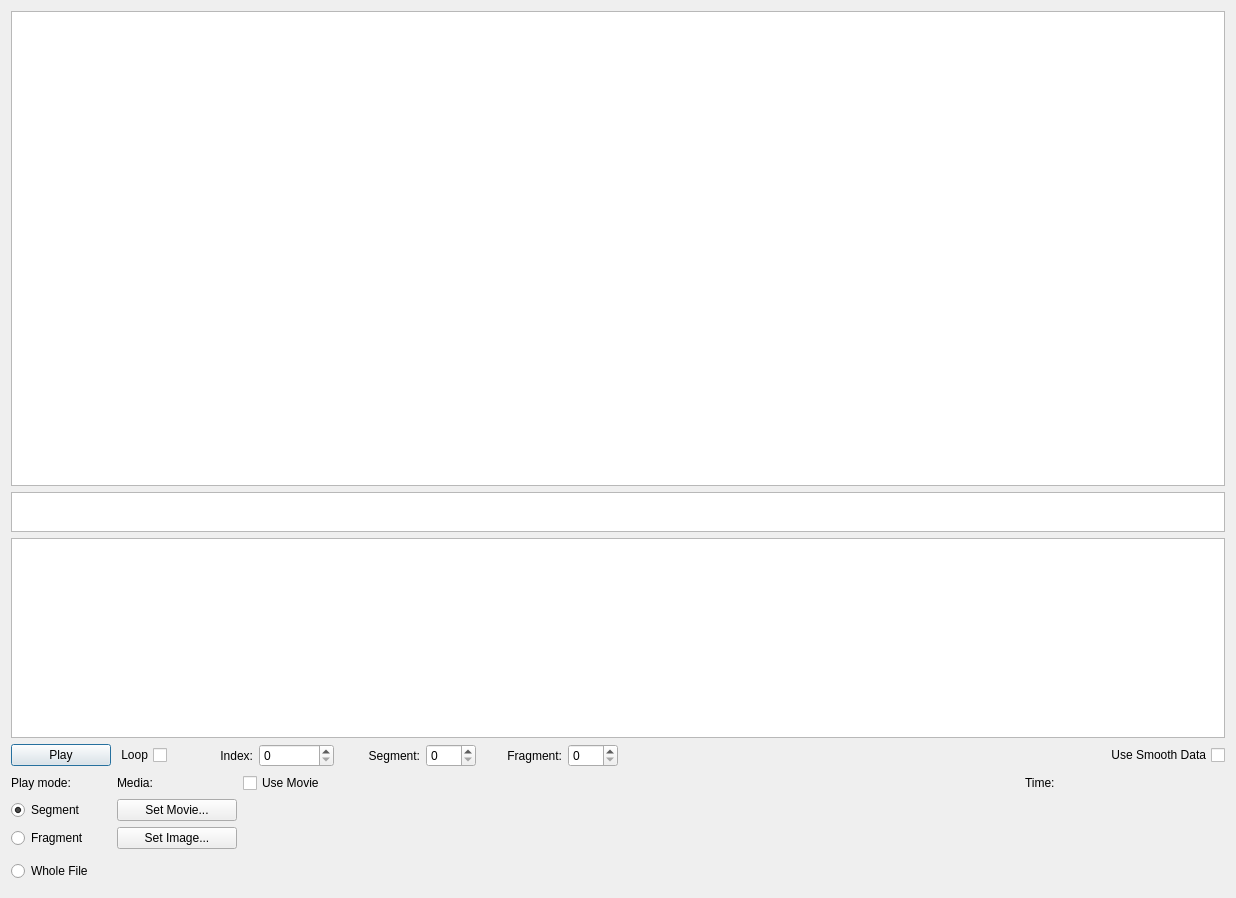
Before: the Qt Designer form DialogVideoPlayer.ui in jamesalvarez/grafix-coder, drawn with Qt 5.
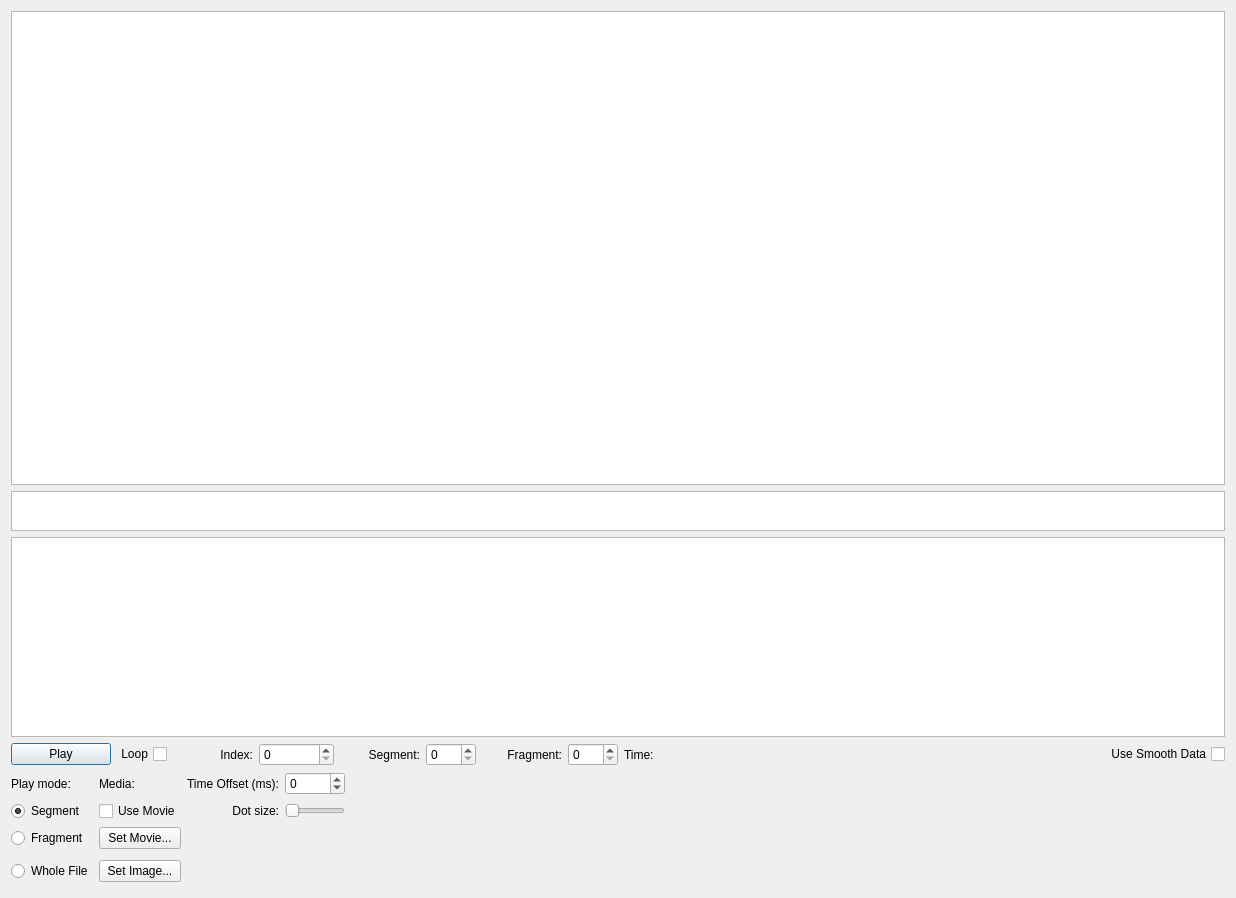
After: the same form once the commit is applied.

Commit message: time offset and dot size

The edit to the form file:
```diff
--- a/DialogVideoPlayer.ui
+++ b/DialogVideoPlayer.ui
@@ -173,6 +173,19 @@
        </property>
       </widget>
      </item>
+     <item>
+      <widget class="QLabel" name="labelTime">
+       <property name="maximumSize">
+        <size>
+         <width>200</width>
+         <height>16777215</height>
+        </size>
+       </property>
+       <property name="text">
+        <string>Time:</string>
+       </property>
+      </widget>
+     </item>
      <item>
       <widget class="QCheckBox" name="checkBoxSmooth">
        <property name="layoutDirection">
@@ -189,6 +202,22 @@
     <layout class="QHBoxLayout" name="horizontalLayout_2">
      <item>
       <layout class="QGridLayout" name="gridLayout_2">
+       <item row="1" column="0">
+        <widget class="QRadioButton" name="rbSegment">
+         <property name="maximumSize">
+          <size>
+           <width>100</width>
+           <height>16777215</height>
+          </size>
+         </property>
+         <property name="text">
+          <string>Segment</string>
+         </property>
+         <property name="checked">
+          <bool>true</bool>
+         </property>
+        </widget>
+       </item>
        <item row="0" column="3">
         <widget class="QLabel" name="label_2">
          <property name="text">
@@ -196,6 +225,47 @@
          </property>
         </widget>
        </item>
+       <item row="0" column="6">
+        <widget class="QSpinBox" name="spinBoxTimeOffset">
+         <property name="minimumSize">
+          <size>
+           <width>60</width>
+           <height>0</height>
+          </size>
+         </property>
+         <property name="maximumSize">
+          <size>
+           <width>60</width>
+           <height>16777215</height>
+          </size>
+         </property>
+         <property name="minimum">
+          <number>-999999</number>
+         </property>
+         <property name="maximum">
+          <number>999999</number>
+         </property>
+         <property name="singleStep">
+          <number>100</number>
+         </property>
+        </widget>
+       </item>
+       <item row="0" column="5">
+        <widget class="QLabel" name="labelTimeOffset">
+         <property name="maximumSize">
+          <size>
+           <width>110</width>
+           <height>16777215</height>
+          </size>
+         </property>
+         <property name="text">
+          <string>Time Offset (ms):</string>
+         </property>
+         <property name="alignment">
+          <set>Qt::AlignRight|Qt::AlignTrailing|Qt::AlignVCenter</set>
+         </property>
+        </widget>
+       </item>
        <item row="2" column="0">
         <widget class="QRadioButton" name="rbFragment">
          <property name="maximumSize">
@@ -235,23 +305,20 @@
          </property>
         </widget>
        </item>
-       <item row="1" column="0">
-        <widget class="QRadioButton" name="rbSegment">
-         <property name="maximumSize">
+       <item row="0" column="7">
+        <spacer name="horizontalSpacer">
+         <property name="orientation">
+          <enum>Qt::Horizontal</enum>
+         </property>
+         <property name="sizeHint" stdset="0">
           <size>
-           <width>100</width>
-           <height>16777215</height>
+           <width>40</width>
+           <height>20</height>
           </size>
          </property>
-         <property name="text">
-          <string>Segment</string>
-         </property>
-         <property name="checked">
-          <bool>true</bool>
-         </property>
-        </widget>
+        </spacer>
        </item>
-       <item row="2" column="3">
+       <item row="3" column="3">
         <widget class="QPushButton" name="buttonImage">
          <property name="maximumSize">
           <size>
@@ -264,7 +331,7 @@
          </property>
         </widget>
        </item>
-       <item row="1" column="3">
+       <item row="2" column="3">
         <widget class="QPushButton" name="buttonOpen">
          <property name="maximumSize">
           <size>
@@ -277,8 +344,14 @@
          </property>
         </widget>
        </item>
-       <item row="0" column="4">
+       <item row="1" column="3">
         <widget class="QCheckBox" name="checkBoxMovie">
+         <property name="maximumSize">
+          <size>
+           <width>90</width>
+           <height>16777215</height>
+          </size>
+         </property>
          <property name="layoutDirection">
           <enum>Qt::LeftToRight</enum>
          </property>
@@ -287,16 +360,35 @@
          </property>
         </widget>
        </item>
-       <item row="0" column="5">
-        <widget class="QLabel" name="labelTime">
+       <item row="1" column="5">
+        <widget class="QLabel" name="label_5">
+         <property name="text">
+          <string>Dot size:</string>
+         </property>
+         <property name="alignment">
+          <set>Qt::AlignRight|Qt::AlignTrailing|Qt::AlignVCenter</set>
+         </property>
+        </widget>
+       </item>
+       <item row="1" column="6">
+        <widget class="QSlider" name="sliderDotSize">
          <property name="maximumSize">
           <size>
-           <width>200</width>
+           <width>60</width>
            <height>16777215</height>
           </size>
          </property>
-         <property name="text">
-          <string>Time:</string>
+         <property name="minimum">
+          <number>5</number>
+         </property>
+         <property name="maximum">
+          <number>300</number>
+         </property>
+         <property name="singleStep">
+          <number>5</number>
+         </property>
+         <property name="orientation">
+          <enum>Qt::Horizontal</enum>
          </property>
         </widget>
        </item>
```
The commit also changes 2 other files.
